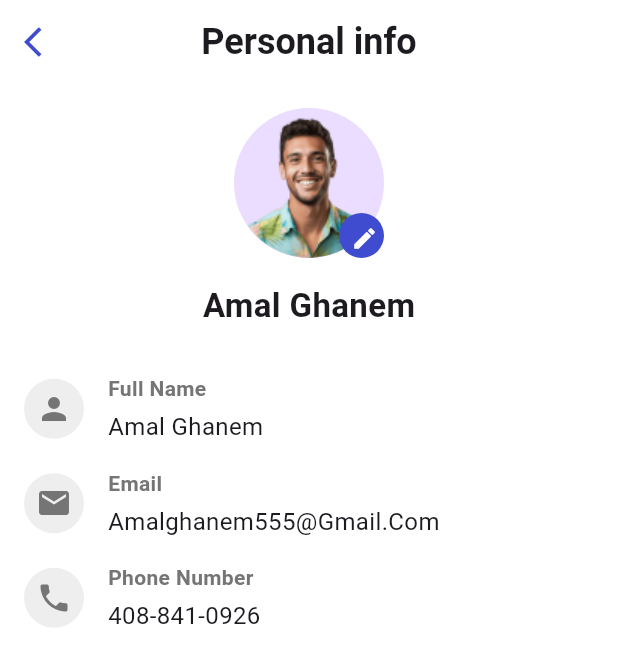
After one commit to Moazzibrahim/transit_station, a Flutter app: the UserProfile screen opened directly, on a phone screen of 412 x 824 dp. The commit adds this screen. Shown: the top 666 px of the screen. Run offline on Flutter 3.47's test engine with Material 3 defaults, Android fonts, the phone set to English and light mode, and no system bars; our stand-ins replace fl_chart, flutter_screenutil, flutter_svg, pinput, shared_preferences; accounts and stored records are empty; project files that could hold a hidden picture were left out.

Commit message:
home screen

```diff
--- a/lib/views/home_views/screens/home_screen.dart
+++ b/lib/views/home_views/screens/home_screen.dart
@@ -1,7 +1,9 @@
 import 'package:flutter/material.dart';
 import 'package:flutter_svg/flutter_svg.dart';
 import 'package:transit_station/constants/colors.dart';
+import 'package:transit_station/views/Driver/screens/notifications_screen.dart';
 import 'package:transit_station/views/auth_screens/views/request_screen.dart';
+import 'package:transit_station/views/home_views/screens/user_profile/user_profile.dart';
 import 'package:transit_station/views/home_views/widgets/car_container.dart';
 import 'package:transit_station/views/subscription/views/subscription_screen.dart';
 
@@ -53,11 +55,30 @@ class _HomeScreenState extends State<HomeScreen> {
                       children: [
                         Row(
                           children: [
-                            SvgPicture.asset('assets/images/person.svg'),
+                            InkWell(
+                              child:
+                                  SvgPicture.asset('assets/images/person.svg'),
+                              onTap: () {
+                                Navigator.push(
+                                    context,
+                                    MaterialPageRoute(
+                                        builder: (context) =>
+                                            const UserProfile()));
+                              },
+                            ),
                             const SizedBox(
                               width: 10,
                             ),
-                            const Icon(Icons.notifications_outlined)
+                            InkWell(
+                              child: const Icon(Icons.notifications_outlined),
+                              onTap: () {
+                                Navigator.pushReplacement(
+                                    context,
+                                    MaterialPageRoute(
+                                        builder: (context) =>
+                                            const NotificationScreen()));
+                              },
+                            )
                           ],
                         ),
                         const SizedBox(
--- /dev/null
+++ b/lib/views/home_views/screens/user_profile/user_profile.dart
@@ -0,0 +1,132 @@
+import 'package:flutter/material.dart';
+import 'package:transit_station/constants/colors.dart';
+import 'package:transit_station/views/Driver/screens/edit_profile.dart';
+import 'package:transit_station/constants/build_appbar.dart';
+
+class UserProfile extends StatelessWidget {
+  const UserProfile({super.key});
+
+  @override
+  Widget build(BuildContext context) {
+    return Scaffold(
+      appBar: buildAppBar(context, "Personal info"),
+      body: Padding(
+        padding: const EdgeInsets.all(16.0),
+        child: Column(
+          crossAxisAlignment: CrossAxisAlignment.center,
+          children: [
+            Center(
+              child: Stack(
+                children: [
+                  const CircleAvatar(
+                    radius: 50,
+                    backgroundImage: AssetImage('assets/images/amal.png'),
+                  ),
+                  Positioned(
+                    bottom: 0,
+                    right: 0,
+                    child: CircleAvatar(
+                      radius: 15,
+                      backgroundColor: defaultColor,
+                      child: IconButton(
+                        onPressed: () {
+                          Navigator.push(
+                              context,
+                              MaterialPageRoute(
+                                  builder: (context) =>
+                                      const EditProfileDriver()));
+                        },
+                        icon: const Icon(
+                          Icons.edit,
+                          size: 18,
+                          color: Colors.white,
+                        ),
+                      ),
+                    ),
+                  ),
+                ],
+              ),
+            ),
+            const SizedBox(height: 16),
+            // Full Name
+            const Text(
+              'Amal Ghanem',
+              style: TextStyle(
+                fontSize: 22,
+                fontWeight: FontWeight.bold,
+              ),
+            ),
+            const SizedBox(height: 30),
+            // Full Name Info
+            const PersonalInfoItem(
+              icon: Icons.person,
+              title: 'Full Name',
+              value: 'Amal Ghanem',
+            ),
+            const SizedBox(height: 16),
+            // Email Info
+            const PersonalInfoItem(
+              icon: Icons.email,
+              title: 'Email',
+              value: 'Amalghanem555@Gmail.Com',
+            ),
+            const SizedBox(height: 16),
+            // Phone Number Info
+            const PersonalInfoItem(
+              icon: Icons.phone,
+              title: 'Phone Number',
+              value: '408-841-0926',
+            ),
+          ],
+        ),
+      ),
+    );
+  }
+}
+
+// Widget to display the personal info items
+class PersonalInfoItem extends StatelessWidget {
+  final IconData icon;
+  final String title;
+  final String value;
+
+  const PersonalInfoItem({
+    super.key,
+    required this.icon,
+    required this.title,
+    required this.value,
+  });
+
+  @override
+  Widget build(BuildContext context) {
+    return Row(
+      children: [
+        CircleAvatar(
+          radius: 20,
+          backgroundColor: Colors.grey[200],
+          child: Icon(icon, color: Colors.grey[600]),
+        ),
+        const SizedBox(width: 16),
+        Column(
+          crossAxisAlignment: CrossAxisAlignment.start,
+          children: [
+            Text(
+              title,
+              style: TextStyle(
+                fontWeight: FontWeight.bold,
+                color: Colors.grey[600],
+              ),
+            ),
+            const SizedBox(height: 4),
+            Text(
+              value,
+              style: const TextStyle(
+                fontSize: 16,
+              ),
+            ),
+          ],
+        ),
+      ],
+    );
+  }
+}
```
